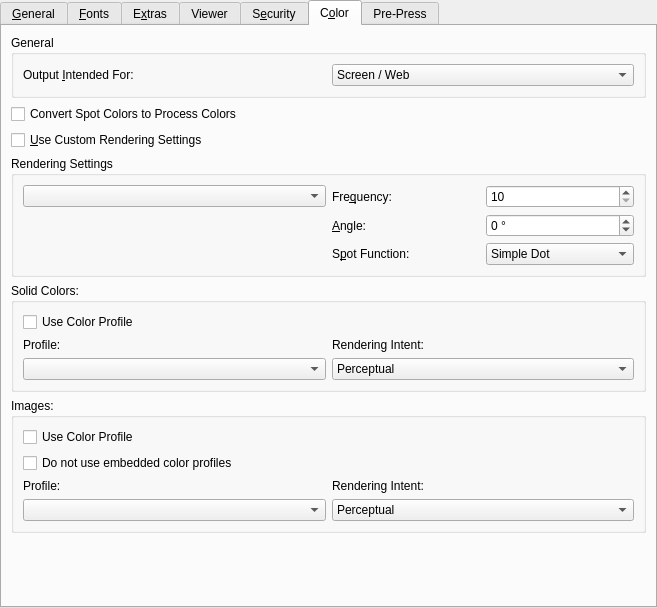
First picture: the form in scribus/ui/tabpdfoptions.ui, repository alpsuneer/scribus, before the edit.
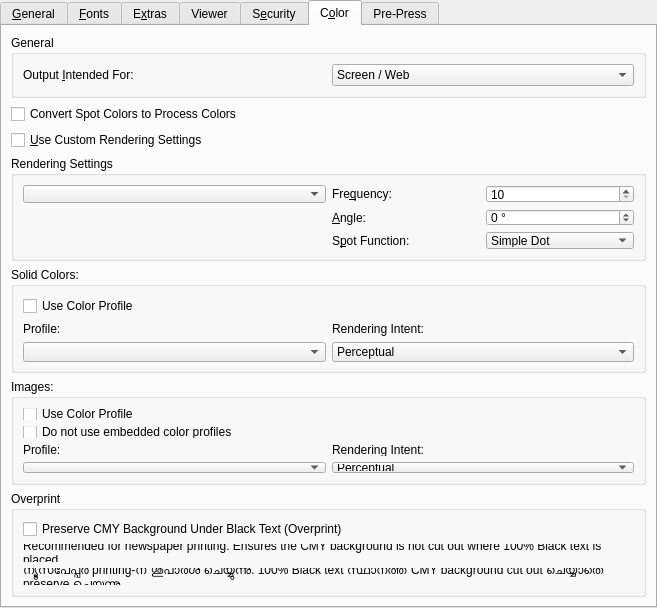
Second picture: the form after the edit. The open tabs and pages were chosen to show the change. Custom widgets are drawn as their Qt base class.

Commit message: suneer: PDF export overprints black text, and a Deshabhimani newsprint preset

Patch:
```diff
--- a/scribus/ui/tabpdfoptions.ui
+++ b/scribus/ui/tabpdfoptions.ui
@@ -1329,6 +1329,42 @@
       </layout>
      </widget>
     </item>
+    <item>
+     <widget class="QGroupBox" name="OverprintGroup">
+      <property name="title">
+       <string>Overprint</string>
+      </property>
+      <layout class="QVBoxLayout" name="overprintGroupLayout">
+       <item>
+        <widget class="QCheckBox" name="PreserveCMYUnderBlack">
+         <property name="text">
+          <string>Preserve CMY Background Under Black Text (Overprint)</string>
+         </property>
+        </widget>
+       </item>
+       <item>
+        <widget class="QLabel" name="overprintHintLabel">
+         <property name="text">
+          <string>Recommended for newspaper printing. Ensures the CMY background is not cut out where 100% Black text is placed.</string>
+         </property>
+         <property name="wordWrap">
+          <bool>true</bool>
+         </property>
+        </widget>
+       </item>
+       <item>
+        <widget class="QLabel" name="overprintHintLabelMl">
+         <property name="text">
+          <string>ന്യൂസ്‌പേപ്പർ printing-ന് ശുപാർശ ചെയ്യുന്നു. 100% Black text സ്ഥാനത്ത് CMY background cut out ചെയ്യാതെ preserve ചെയ്യുന്നു.</string>
+         </property>
+         <property name="wordWrap">
+          <bool>true</bool>
+         </property>
+        </widget>
+       </item>
+      </layout>
+     </widget>
+    </item>
     <item>
      <spacer name="verticalSpacer_3">
       <property name="orientation">
```
The commit also changes 6 other files.
